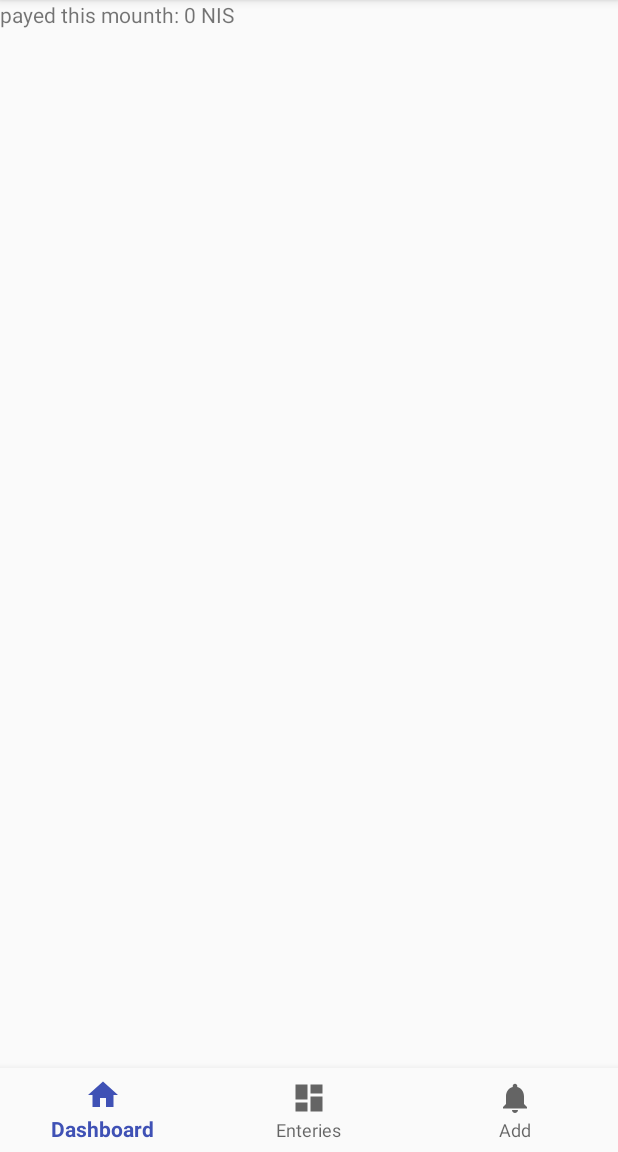
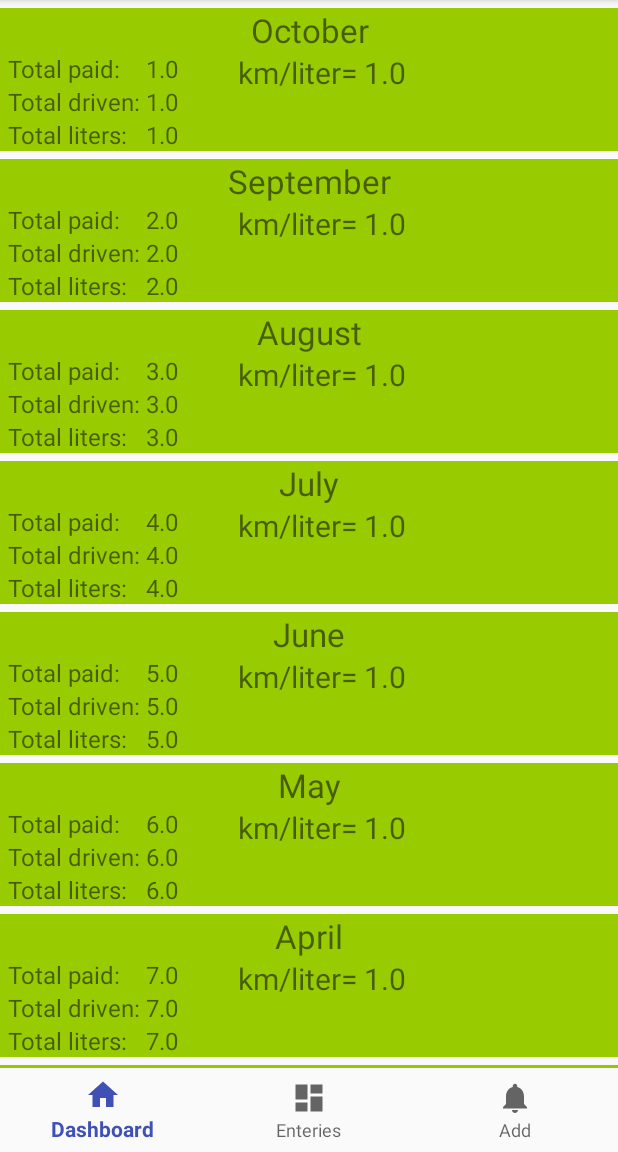
Before and after one commit to FIITAY/GasTracker, an Android app: the screen it shows after launch (MainActivity), on a phone screen of 412 x 824 dp, the part 84-1236 px from its top. Run offline under Robolectric (Android 15) with nearby library versions, the phone set to English and light mode, and no system bars.

Commit message:
finished summery page
- [v] added list of 12 last monthes to summery page
- [v] added fro each month the sum paid, driven, and eaten in liters.
- [v] added to each month km/liters
- [v] if month km/liters is lower than the all time km/liters then the bg of the card is red

fixed #3

Signed-off-by: Itay Finci <Itay@Finci.org>

```diff
--- a/app/build.gradle
+++ b/app/build.gradle
@@ -27,4 +27,5 @@ dependencies {
     testImplementation 'junit:junit:4.12'
     androidTestImplementation 'com.android.support.test:runner:1.0.2'
     androidTestImplementation 'com.android.support.test.espresso:espresso-core:3.0.2'
+    implementation 'com.android.support:gridlayout-v7:28.0.0'
 }
--- a/app/src/main/java/itay/finci/org/gastracker/Bill/BillList.java
+++ b/app/src/main/java/itay/finci/org/gastracker/Bill/BillList.java
@@ -1,16 +1,39 @@
 package itay.finci.org.gastracker.Bill;
 
+import java.text.DateFormat;
+import java.text.SimpleDateFormat;
 import java.util.ArrayList;
 
 public class BillList {
+
     private static final BillList ourInstance = new BillList();
 
     public static BillList getInstance() {
         return ourInstance;
     }
 
-    private BillList() {
+    private BillList(){
         list = new ArrayList<Bill>();
+        DateFormat df = new SimpleDateFormat("dd/MM/yyyy");
+        try {
+            add(new Bill(1, 1, 1, df.parse("17/10/2019")));
+            add(new Bill(2, 2, 2, df.parse("17/09/2019")));
+            add(new Bill(3, 3, 3, df.parse("17/08/2019")));
+            add(new Bill(4, 4, 4, df.parse("17/07/2019")));
+            add(new Bill(5, 5, 5, df.parse("17/06/2019")));
+            add(new Bill(6, 6, 6, df.parse("17/05/2019")));
+            add(new Bill(7, 7, 7, df.parse("17/04/2019")));
+            add(new Bill(8, 8, 8, df.parse("17/03/2019")));
+            add(new Bill(9, 9, 9, df.parse("17/02/2019")));
+            add(new Bill(10, 10, 10, df.parse("17/01/2019")));
+            add(new Bill(11, 11, 11, df.parse("17/12/2018")));
+            add(new Bill(12, 12, 12, df.parse("17/11/2018")));
+            add(new Bill(13, 13, 13, df.parse("17/10/2018")));
+            add(new Bill(14, 14, 14, df.parse("17/09/2018")));
+            add(new Bill(15, 15, 15, df.parse("17/08/2018")));
+        }catch (Exception  e){
+            e.printStackTrace();
+        }
     }
 
     private ArrayList<Bill> list;
--- a/app/src/main/java/itay/finci/org/gastracker/fragments/AddBill.java
+++ b/app/src/main/java/itay/finci/org/gastracker/fragments/AddBill.java
@@ -91,6 +91,11 @@ public class AddBill extends Fragment {
                         //edit mode
                         BillList.getInstance().set(bill,position);//make the position equal to the new bill
                     }
+                    //fixing problem
+                    etPrice = null;
+                    etLiters = null;
+                    etKm = null;
+                    etDate = null;
                     //get back to the summery screen
                     Summery s = new Summery();
                     FragmentTransaction ft = getActivity().getSupportFragmentManager().beginTransaction()
--- a/app/src/main/java/itay/finci/org/gastracker/fragments/Summery.java
+++ b/app/src/main/java/itay/finci/org/gastracker/fragments/Summery.java
@@ -1,16 +1,22 @@
 package itay.finci.org.gastracker.fragments;
 
 
+import android.content.Context;
 import android.os.Bundle;
 import android.support.v4.app.Fragment;
+import android.support.v4.content.ContextCompat;
+import android.support.v7.widget.LinearLayoutManager;
+import android.support.v7.widget.RecyclerView;
 import android.view.LayoutInflater;
 import android.view.View;
 import android.view.ViewGroup;
+import android.widget.LinearLayout;
 import android.widget.TextView;
 
 import java.text.DateFormat;
+import java.text.FieldPosition;
+import java.text.ParsePosition;
 import java.text.SimpleDateFormat;
-import java.time.LocalDate;
 import java.util.ArrayList;
 import java.util.Date;
 
@@ -18,6 +24,18 @@ import itay.finci.org.gastracker.Bill.Bill;
 import itay.finci.org.gastracker.Bill.BillList;
 import itay.finci.org.gastracker.R;
 
+/**
+ * represent month and year
+ */
+class Month{
+    public String month;
+    public String year;
+
+    public Month(String month, String year){
+        this.month = month;
+        this.year  = year;
+    }
+}
 
 /**
  * A simple {@link Fragment} subclass.
@@ -25,9 +43,13 @@ import itay.finci.org.gastracker.R;
 public class Summery extends Fragment {
 
 
+
+
     public Summery() {
         // Required empty public constructor
     }
+
+    LinearLayoutManager layoutManager;
 
     @Override
     public View onCreateView(LayoutInflater inflater, ViewGroup container,
@@ -35,29 +57,165 @@ public class Summery extends Fragment {
         // Inflate the layout for this fragment
         View root =  inflater.inflate(R.layout.fragment_summery, container, false);
 
-        //finds the text view
-        TextView tvPaid = (TextView) root.findViewById(R.id.tvPaid);
-        //get the list of bills
-        ArrayList<Bill> bills = BillList.getInstance().getList();
-        //make object of todays date
-        Date today = new Date();
-        //will count the sum of money paid
-        int paidSum = 0;
-        //formats to get the month / year of specific date
+        //finds the layout
+        RecyclerView relativeLayout = (RecyclerView) root.findViewById(R.id.rvList);
+
+        //attach a layout manager
+        layoutManager = new LinearLayoutManager(getContext());
+        relativeLayout.setLayoutManager(layoutManager);
+
+        //calculate the months
+        Month[] objects = new Month[12];
         DateFormat findMouth = new SimpleDateFormat("MM");
         DateFormat findYear = new SimpleDateFormat("yyyy");
-        //go over each bill in the list
-        for(Bill b : bills){
-            if(findMouth.format(today).equals(findMouth.format(b.getDate())) && //check same month
-               findYear.format(today).equals(findYear.format(b.getDate())) ){ //check same year
-                //same month add:
-                paidSum += b.getPrice();
+        double mToday = Double.parseDouble(findMouth.format(new Date()));
+        double yToday = Double.parseDouble(findYear.format(new Date()));
+        for(int i = 0;i<objects.length;i++){
+            if(mToday - i > 9){
+               objects[i] = new Month("" +(int)(mToday - i),""+(int)yToday);
+            }else if(mToday - i > 0){
+                objects[i] = new Month("0" +(int)(mToday - i),""+(int)yToday);
+            }else{//remove year
+                if((int)(12 + (mToday - i)) > 9){
+                    objects[i] = new Month(""+(int)(12 + (mToday - i)), ""+(int)(yToday-1));
+                }else{
+                    objects[i] = new Month("0"+(int)(12 + (mToday - i)), ""+(int)(yToday-1));
+                }
+
             }
         }
-        //set the text of the text view to the sum
-        tvPaid.setText(" "+paidSum+" NIS");
+        //attach adapter
+        relativeLayout.setAdapter(new SimpleAdapter(objects, getContext()));
+
         //return the view
         return root;
     }
+}
+
+
+
+class SimpleAdapter extends RecyclerView.Adapter<SimpleAdapter.ViewHolder>{
+
+    /**
+     * new type of view that holdes each row
+     */
+    public static class ViewHolder extends RecyclerView.ViewHolder{
+        //each data item
+        public TextView tvPaid, tvKm, tvLiters, tvMonth, tvKmLiter;
+        public LinearLayout llColor;
+        public ViewHolder(View v){
+            super(v);
+            this.tvPaid    = v.findViewById(R.id.tvPaiad);
+            this.tvKm      = v.findViewById(R.id.tvKm);
+            this.tvLiters  = v.findViewById(R.id.tvLiters);
+            this.tvMonth   = v.findViewById(R.id.tvMonth);
+            this.tvKmLiter = v.findViewById(R.id.tvKmLiter);
+            this.llColor   = v.findViewById(R.id.llColor);
+        }
+    }
+
+    private Month[] array;
+    private LayoutInflater mInflater;
+    private Context mContext;
+
+    public SimpleAdapter(Month[] objects, Context context){
+        this.array = objects;
+        this.mInflater = LayoutInflater.from(context);
+        mContext = context;
+    }
+
+    /**
+     * makes new view for each row
+     * @return the new row
+     */
+    @Override
+    public SimpleAdapter.ViewHolder onCreateViewHolder(ViewGroup parent, int viewType){
+        View view = mInflater.inflate(R.layout.sample_row_summery, parent, false);
+        return new ViewHolder(view);
+    }
+
+    /**
+     * changes the text of the TextView in the row
+     * @param holder the view of the row
+     * @param position the row number
+     */
+    @Override
+    public void onBindViewHolder(ViewHolder holder, int position) {
+        Month month = array[position];
+        double paid =0, km = 0, liters = 0;
+        double sumKm =0, sumLiters = 0; //to calculate the total km/liter
+        ArrayList<Bill> arrayList = BillList.getInstance().getList();
+        DateFormat findMouth = new SimpleDateFormat("MM");
+        DateFormat findYear = new SimpleDateFormat("yyyy");
+        for(Bill b: arrayList){//go over all of the array list
+            if(findMouth.format(b.getDate()).equals(month.month) &&
+                    findYear.format(b.getDate()).equals(month.year)){
+                paid += b.getPrice();
+                km += b.getKilometers();
+                liters += b.getLiters();
+            }
+            sumKm +=  b.getKilometers();
+            sumLiters += b.getLiters();
+        }
+
+        holder.tvLiters.setText(" "+liters);
+        holder.tvPaid.setText(" "+paid);
+        holder.tvKm.setText(" "+km);
+        holder.tvKmLiter.setText(" "+ ((int)((km/liters) * 100) / 100.0));
+        String m = "error";
+        switch (month.month){
+            case "01":
+                m = "January";
+                break;
+            case "02":
+                m = "February";
+                break;
+            case "03":
+                m = "March";
+                break;
+            case "04":
+                m = "April";
+                break;
+            case "05":
+                m = "May";
+                break;
+            case "06":
+                m = "June";
+                break;
+            case "07":
+                m = "July";
+                break;
+            case "08":
+                m = "August";
+                break;
+            case "09":
+                m = "September";
+                break;
+            case "10":
+                m = "October";
+                break;
+            case "11":
+                m = "November";
+                break;
+            case "12":
+                m = "December";
+                break;
+        }
+        holder.tvMonth.setText(m);
+
+        //change the color of the background if th km/liters is less then avg
+        if(sumKm/sumLiters > km/liters){
+            holder.llColor.setBackgroundColor(ContextCompat.getColor(mContext, R.color.red));
+        }
+    }
+
+    /**
+     * required function
+     * @return the number of rows in the list
+     */
+    @Override
+    public int getItemCount() {
+        return array.length;
+    }
 
 }
--- a/app/src/main/java/itay/finci/org/gastracker/fragments/listOfBills.java
+++ b/app/src/main/java/itay/finci/org/gastracker/fragments/listOfBills.java
@@ -41,7 +41,7 @@ public class listOfBills extends Fragment {
     }
 
     RecyclerView listView;
-    LinearLayoutManager layoutManager;;
+    LinearLayoutManager layoutManager;
 
     @Override
     public View onCreateView(LayoutInflater inflater, ViewGroup container,
@@ -104,6 +104,7 @@ class StableArrayAdapter extends RecyclerView.Adapter<StableArrayAdapter.MyViewH
      * constructor
      * @param objects the ArrayList of the objects
      * @param context the application context
+     * @param activity the activity that it runs inside
      */
     public StableArrayAdapter(ArrayList<Bill> objects, Context context, Activity activity){
         arrayList = objects;
--- a/app/src/main/res/layout/fragment_summery.xml
+++ b/app/src/main/res/layout/fragment_summery.xml
@@ -1,21 +1,18 @@
 <?xml version="1.0" encoding="utf-8"?>
-<LinearLayout xmlns:android="http://schemas.android.com/apk/res/android"
+<android.support.design.widget.CoordinatorLayout xmlns:android="http://schemas.android.com/apk/res/android"
     xmlns:tools="http://schemas.android.com/tools"
-    android:layout_width="wrap_content"
-    android:layout_height="match_parent"
+    android:id="@+id/coordinatorLayout"
+    android:layout_width="match_parent"
+    android:layout_height="wrap_content"
     tools:context=".fragments.Summery">
 
 
-    <TextView
+    <android.support.v7.widget.RecyclerView
+        android:id="@+id/rvList"
         android:layout_width="match_parent"
         android:layout_height="match_parent"
-        android:text="payed this mounth:" />
+        android:scrollbars="vertical"
+        android:paddingBottom="?attr/actionBarSize"
+        />
 
-    <TextView
-        android:id="@+id/tvPaid"
-        android:layout_width="wrap_content"
-        android:layout_height="wrap_content"
-        android:text="TextView" />
-
-
-</LinearLayout>
+</android.support.design.widget.CoordinatorLayout>
--- a/app/src/main/res/layout/sample_row_layout.xml
+++ b/app/src/main/res/layout/sample_row_layout.xml
@@ -12,12 +12,11 @@
         android:layout_height="wrap_content"
         android:background="@android:color/holo_green_light"
         android:orientation="vertical"
-        tools:layout_editor_absoluteX="0dp"
-        tools:layout_editor_absoluteY="0dp"
         android:layout_marginLeft="5dp"
         android:layout_marginTop="10dp"
         android:layout_marginRight="5dp"
-        android:paddingLeft="5dp">
+        android:paddingLeft="5dp"
+        android:paddingRight="5dp">
 
         <LinearLayout
             android:layout_width="wrap_content"
--- /dev/null
+++ b/app/src/main/res/layout/sample_row_summery.xml
@@ -0,0 +1,108 @@
+<?xml version="1.0" encoding="utf-8"?>
+<android.support.constraint.ConstraintLayout
+    xmlns:android="http://schemas.android.com/apk/res/android"
+    xmlns:app="http://schemas.android.com/apk/res-auto"
+    xmlns:tools="http://schemas.android.com/tools"
+    android:layout_width="match_parent"
+    android:layout_height="wrap_content"
+    android:layout_marginTop="5dp">
+
+
+    <LinearLayout
+        android:id="@+id/llColor"
+        android:layout_width="match_parent"
+        android:layout_height="wrap_content"
+        android:background="@android:color/holo_green_light"
+        android:orientation="vertical"
+        android:paddingLeft="5dp"
+        android:paddingRight="5dp"
+        tools:layout_editor_absoluteX="5dp">
+
+        <TextView
+            android:id="@+id/tvMonth"
+            android:layout_width="match_parent"
+            android:layout_height="wrap_content"
+            android:gravity="center"
+            android:text="month"
+            android:textSize="22dp" />
+
+        <LinearLayout
+            android:layout_width="match_parent"
+            android:layout_height="match_parent"
+            android:orientation="horizontal">
+
+            <android.support.v7.widget.GridLayout
+                android:layout_width="wrap_content"
+                android:layout_height="wrap_content"
+                app:columnCount="2"
+                app:rowCount="3">
+
+                <TextView
+                    android:id="@+id/textView12"
+                    android:layout_width="wrap_content"
+                    android:layout_height="wrap_content"
+                    android:text="Total paid:"
+                    android:textSize="16dp" />
+
+                <TextView
+                    android:id="@+id/tvPaiad"
+                    android:layout_width="wrap_content"
+                    android:layout_height="wrap_content"
+                    android:text="TextView"
+                    android:textSize="16dp" />
+
+                <TextView
+                    android:id="@+id/textView15"
+                    android:layout_width="wrap_content"
+                    android:layout_height="wrap_content"
+                    android:text="Total driven:"
+                    android:textSize="16dp" />
+
+                <TextView
+                    android:id="@+id/tvKm"
+                    android:layout_width="wrap_content"
+                    android:layout_height="wrap_content"
+                    android:text="TextView"
+                    android:textSize="16dp" />
+
+                <TextView
+                    android:id="@+id/textView16"
+                    android:layout_width="wrap_content"
+                    android:layout_height="wrap_content"
+                    android:text="Total liters:"
+                    android:textSize="16dp" />
+
+                <TextView
+                    android:id="@+id/tvLiters"
+                    android:layout_width="wrap_content"
+                    android:layout_height="wrap_content"
+                    android:text="TextView"
+                    android:textSize="16dp" />
+
+            </android.support.v7.widget.GridLayout>
+
+            <LinearLayout
+                android:layout_width="match_parent"
+                android:layout_height="match_parent"
+                android:layout_marginLeft="40dp"
+                android:orientation="horizontal">
+
+                <TextView
+                    android:id="@+id/textView7"
+                    android:layout_width="wrap_content"
+                    android:layout_height="wrap_content"
+                    android:text="km/liter="
+                    android:textSize="20dp" />
+
+                <TextView
+                    android:id="@+id/tvKmLiter"
+                    android:layout_width="wrap_content"
+                    android:layout_height="wrap_content"
+                    android:text="TextView"
+                    android:textSize="20dp" />
+            </LinearLayout>
+
+        </LinearLayout>
+
+    </LinearLayout>
+</android.support.constraint.ConstraintLayout>
--- a/app/src/main/res/values/colors.xml
+++ b/app/src/main/res/values/colors.xml
@@ -3,4 +3,5 @@
     <color name="colorPrimary">#3F51B5</color>
     <color name="colorPrimaryDark">#303F9F</color>
     <color name="colorAccent">#FF4081</color>
+    <color name="red">#FFFF4444</color>
 </resources>
```
